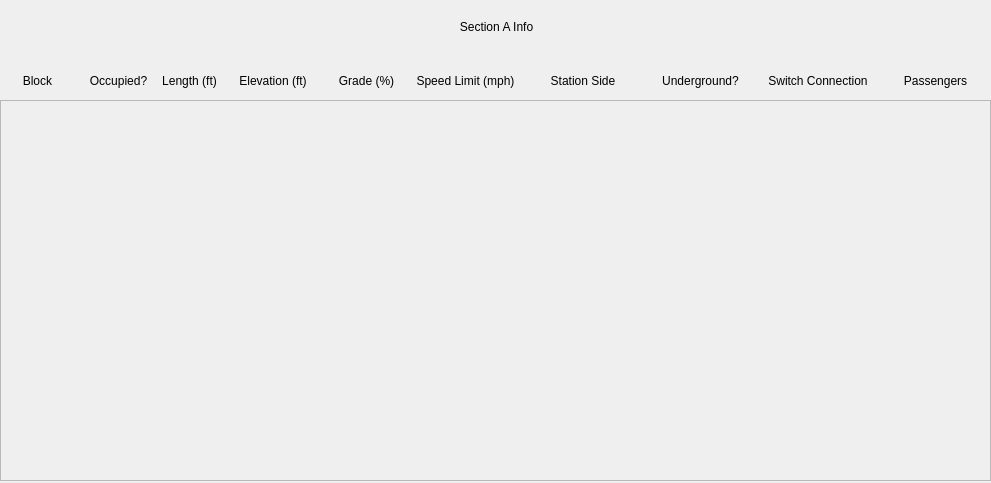
headhunter22/ECE1140-Train-Simulator, file Full System/BlockInfo.ui: the form before one commit.
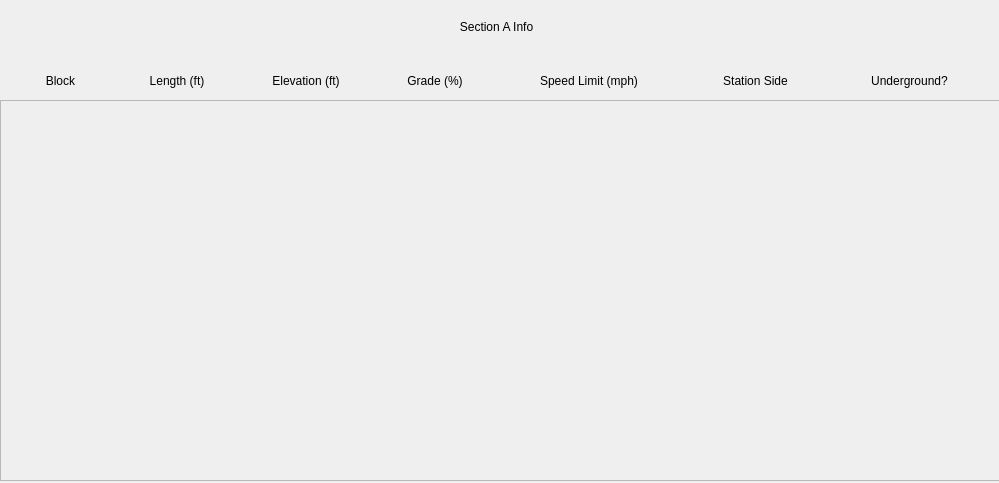
The form after the commit.

The edit to the form file:
```diff
--- a/Full System/BlockInfo.ui
+++ b/Full System/BlockInfo.ui
@@ -6,7 +6,7 @@
    <rect>
     <x>0</x>
     <y>0</y>
-    <width>991</width>
+    <width>999</width>
     <height>483</height>
    </rect>
   </property>
@@ -19,7 +19,7 @@
      <rect>
       <x>0</x>
       <y>100</y>
-      <width>991</width>
+      <width>1000</width>
       <height>381</height>
      </rect>
     </property>
@@ -31,7 +31,7 @@
       <rect>
        <x>0</x>
        <y>0</y>
-       <width>989</width>
+       <width>998</width>
        <height>379</height>
       </rect>
      </property>
@@ -42,7 +42,7 @@
      <rect>
       <x>0</x>
       <y>60</y>
-      <width>991</width>
+      <width>1001</width>
       <height>41</height>
      </rect>
     </property>
@@ -69,28 +69,6 @@
        </property>
       </widget>
      </item>
-     <item>
-      <widget class="QLabel" name="label_6">
-       <property name="sizePolicy">
-        <sizepolicy hsizetype="Fixed" vsizetype="Preferred">
-         <horstretch>0</horstretch>
-         <verstretch>0</verstretch>
-        </sizepolicy>
-       </property>
-       <property name="minimumSize">
-        <size>
-         <width>75</width>
-         <height>0</height>
-        </size>
-       </property>
-       <property name="text">
-        <string>Occupied?</string>
-       </property>
-       <property name="alignment">
-        <set>Qt::AlignCenter</set>
-       </property>
-      </widget>
-     </item>
      <item>
       <widget class="QLabel" name="label_5">
        <property name="sizePolicy">
@@ -101,7 +79,7 @@
        </property>
        <property name="minimumSize">
         <size>
-         <width>50</width>
+         <width>100</width>
          <height>0</height>
         </size>
        </property>
@@ -145,7 +123,7 @@
        </property>
        <property name="minimumSize">
         <size>
-         <width>75</width>
+         <width>100</width>
          <height>0</height>
         </size>
        </property>
@@ -159,6 +137,18 @@
      </item>
      <item>
       <widget class="QLabel" name="label_2">
+       <property name="sizePolicy">
+        <sizepolicy hsizetype="Fixed" vsizetype="Preferred">
+         <horstretch>0</horstretch>
+         <verstretch>0</verstretch>
+        </sizepolicy>
+       </property>
+       <property name="minimumSize">
+        <size>
+         <width>150</width>
+         <height>0</height>
+        </size>
+       </property>
        <property name="text">
         <string>Speed Limit (mph)</string>
        </property>
@@ -169,6 +159,18 @@
      </item>
      <item>
       <widget class="QLabel" name="label_8">
+       <property name="sizePolicy">
+        <sizepolicy hsizetype="Fixed" vsizetype="Preferred">
+         <horstretch>0</horstretch>
+         <verstretch>0</verstretch>
+        </sizepolicy>
+       </property>
+       <property name="minimumSize">
+        <size>
+         <width>125</width>
+         <height>0</height>
+        </size>
+       </property>
        <property name="text">
         <string>Station Side</string>
        </property>
@@ -179,6 +181,18 @@
      </item>
      <item>
       <widget class="QLabel" name="label_9">
+       <property name="sizePolicy">
+        <sizepolicy hsizetype="Fixed" vsizetype="Preferred">
+         <horstretch>0</horstretch>
+         <verstretch>0</verstretch>
+        </sizepolicy>
+       </property>
+       <property name="minimumSize">
+        <size>
+         <width>125</width>
+         <height>0</height>
+        </size>
+       </property>
        <property name="text">
         <string>Underground?</string>
        </property>
@@ -187,26 +201,6 @@
        </property>
       </widget>
      </item>
-     <item>
-      <widget class="QLabel" name="label_10">
-       <property name="text">
-        <string>Switch Connection</string>
-       </property>
-       <property name="alignment">
-        <set>Qt::AlignCenter</set>
-       </property>
-      </widget>
-     </item>
-     <item>
-      <widget class="QLabel" name="label_11">
-       <property name="text">
-        <string>Passengers</string>
-       </property>
-       <property name="alignment">
-        <set>Qt::AlignCenter</set>
-       </property>
-      </widget>
-     </item>
     </layout>
    </widget>
    <widget class="QLabel" name="Header">
```
